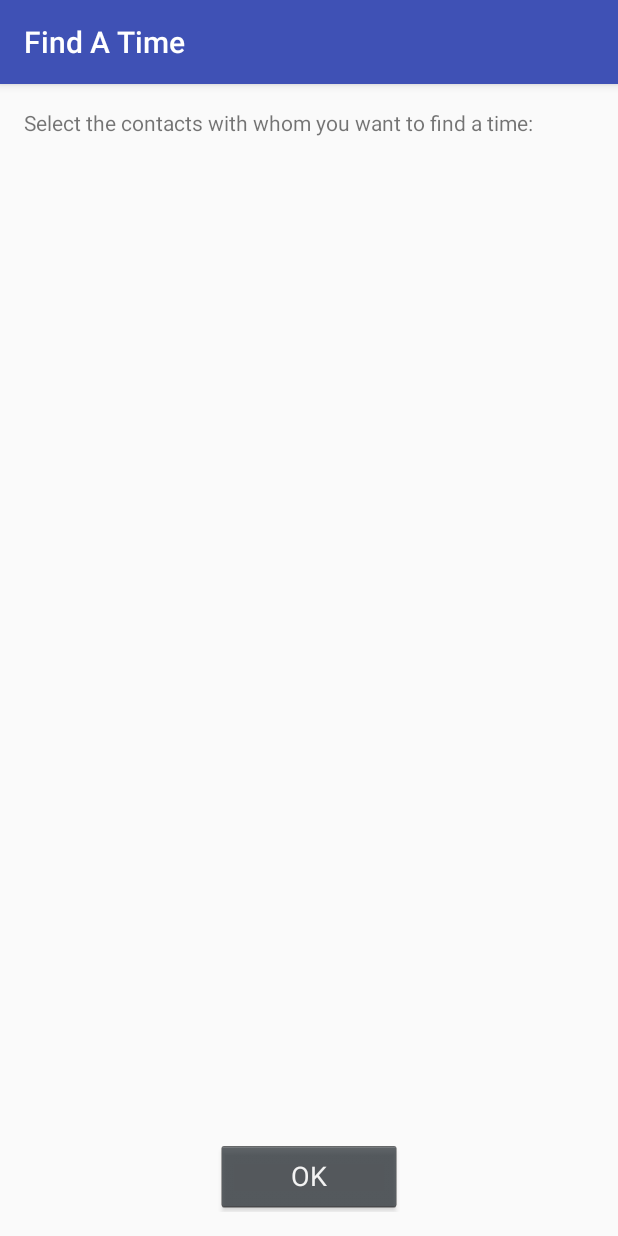
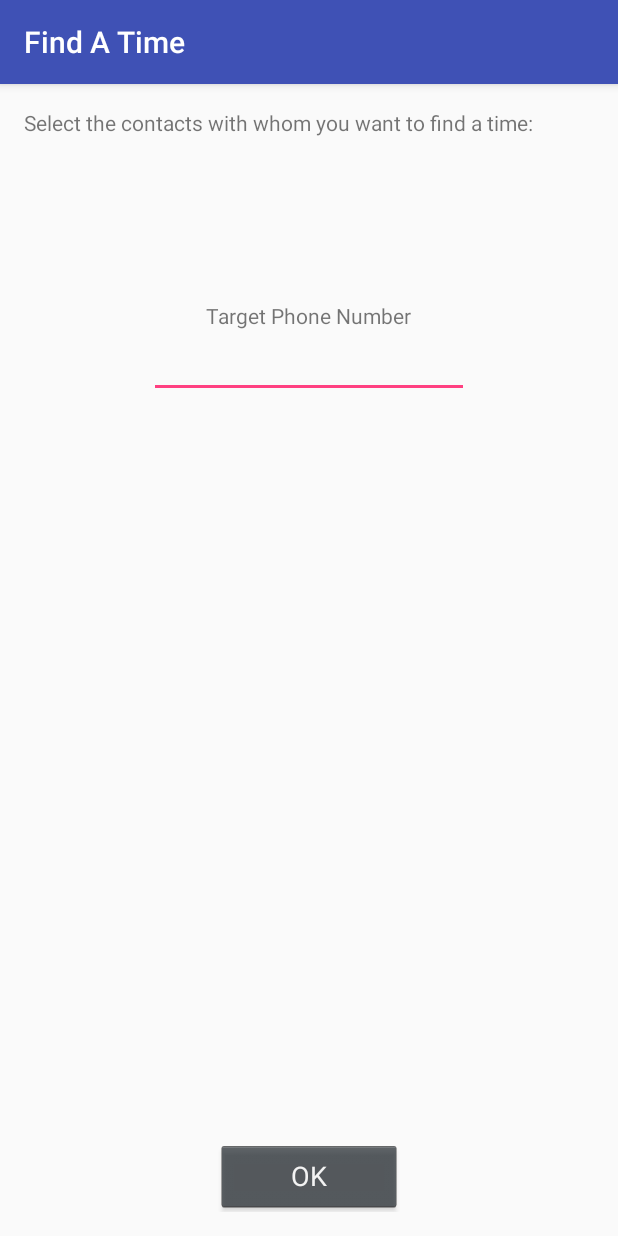
Before and after one commit to Michelvin/FindTheTime, an Android app: the MainActivity screen opened directly, with no data from a screen before it, on a phone screen of 412 x 824 dp. Run offline under Robolectric (Android 15) with nearby library versions, the phone set to English and light mode, and no system bars.

```diff
--- a/app/build.gradle
+++ b/app/build.gradle
@@ -27,4 +27,5 @@ dependencies {
     compile 'com.android.support:appcompat-v7:25.1.1'
     testCompile 'junit:junit:4.12'
     compile 'com.loopj.android:android-async-http:1.4.9'
+    compile 'com.google.code.gson:gson:2.8.0'
 }
--- a/app/src/main/java/com/michelvin/findthetime/LaunchActivity.java
+++ b/app/src/main/java/com/michelvin/findthetime/LaunchActivity.java
@@ -28,7 +28,7 @@ public class LaunchActivity extends AppCompatActivity {
         EditText phoneNum = (EditText) findViewById(R.id.phone);
 
         if (validData(name, email, phoneNum)) {
-            FindTheTimeRestClientUsage clientUsage = new FindTheTimeRestClientUsage();
+            FindTheTimeRestClientUsage clientUsage = new FindTheTimeRestClientUsage(new Callback());
             try {
                 clientUsage.postUser(this, name.getText().toString(), email.getText().toString(), phoneNum.getText().toString());
             } catch (JSONException e) {
--- a/app/src/main/res/layout/activity_main.xml
+++ b/app/src/main/res/layout/activity_main.xml
@@ -13,7 +13,8 @@
     <TextView
         android:layout_width="wrap_content"
         android:layout_height="wrap_content"
-        android:text="Select the contacts with whom you want to find a time:" />
+        android:text="Select the contacts with whom you want to find a time:"
+        android:id="@+id/textView6" />
 
     <Button
         android:text="OK"
@@ -26,4 +27,24 @@
         android:paddingLeft="50dp"
         android:paddingRight="50dp"
         android:onClick="onOK"/>
+
+    <TextView
+        android:id="@+id/textView8"
+        android:layout_width="wrap_content"
+        android:layout_height="wrap_content"
+        android:layout_below="@+id/textView6"
+        android:layout_centerHorizontal="true"
+        android:layout_marginTop="109dp"
+        android:text="Target Phone Number"
+        tools:text="Target Phone Number" />
+
+    <EditText
+        android:layout_width="wrap_content"
+        android:layout_height="wrap_content"
+        android:inputType="phone"
+        android:ems="10"
+        android:layout_below="@+id/textView8"
+        android:layout_centerHorizontal="true"
+        android:id="@+id/targetPhone" />
+
 </RelativeLayout>
```
Also changed, not shown: app/src/main/java/com/michelvin/findthetime/CalendarID.java (added, +12 -0 lines), app/src/main/java/com/michelvin/findthetime/Callback.java (added, +19 -0 lines), app/src/main/java/com/michelvin/findthetime/FindTheTimeRestClientUsage.java (+46 -1 lines), app/src/main/java/com/michelvin/findthetime/MainActivity.java (+31 -2 lines), app/src/main/java/com/michelvin/findthetime/OnTaskCompleted.java (added, +8 -0 lines), 1 other file.
